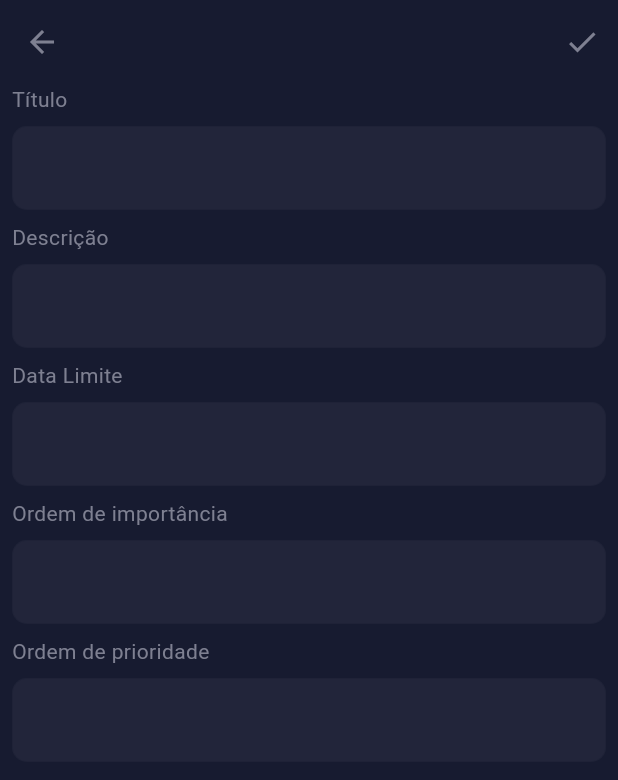
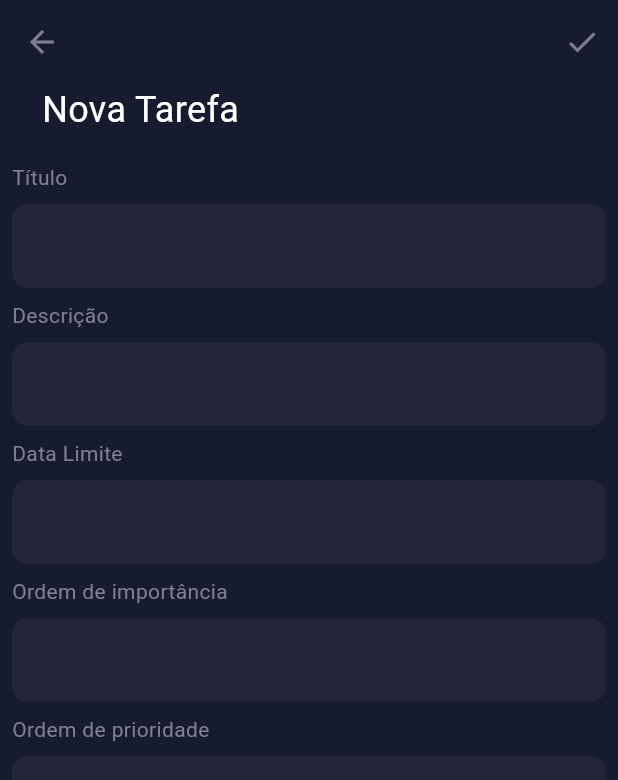
Before and after one commit to diego0361/app_metas_2024, a Flutter app: the AddTaskPage screen opened directly, on a phone screen of 412 x 824 dp. Shown: the top 780 px of the screen. Run offline on Flutter 3.47's test engine with Material 3 defaults, Android fonts, the phone set to English and light mode, and no system bars; our stand-ins replace cloud_firestore, firebase_core, get; accounts and stored records are empty.

Commit message:
dev: atualizar tarefa

```diff
--- a/lib/app/infra/repositories/add_task_repository.dart
+++ b/lib/app/infra/repositories/add_task_repository.dart
@@ -32,7 +32,7 @@ class AddTaskRepository {
 
   Future<void> updateTask(TaskModel task) async {
     try {
-      await _tasksCollection.doc(task.title).update(task.toMap());
+      await _tasksCollection.doc(task.id).update(task.toMap());
     } catch (e) {
       debugPrint('Erro ao atualizar a tarefa: $e');
     }
--- a/lib/app/presenter/add_task/add_task_page.dart
+++ b/lib/app/presenter/add_task/add_task_page.dart
@@ -38,6 +38,16 @@ class AddTaskPage extends GetView<AddTaskController> {
       body: Column(
         crossAxisAlignment: CrossAxisAlignment.start,
         children: [
+          Padding(
+            padding: EdgeInsets.only(left: 28, bottom: 18, top: 0),
+            child: Text(
+              controller.isEditing ? 'Editar Tarefa' : 'Nova Tarefa',
+              style: TextStyle(
+                fontSize: 24,
+                color: AppColors.whiteColor,
+              ),
+            ),
+          ),
           const Padding(
             padding: EdgeInsets.symmetric(horizontal: 8.0),
             child: Text(
--- a/lib/app/presenter/home/my_home_page.dart
+++ b/lib/app/presenter/home/my_home_page.dart
@@ -83,7 +83,11 @@ class _MyHomePageState extends State<MyHomePage> {
                   homeController.deleteTask(task.id);
                 },
                 task: task,
-                onTap: () {},
+                onUpgrade: () {
+                  Get.to(
+                    () => AddTaskPage(),
+                  );
+                },
               );
             });
           },
--- a/lib/app/shared/custom_form_field date.dart
+++ b/lib/app/shared/custom_form_field date.dart
@@ -1,4 +1,5 @@
-// ignore: file_names
+// ignore_for_file: file_names
+
 import 'package:flutter/material.dart';
 import 'package:flutter/services.dart';
 import 'package:primeiro_2024/app/core/themes/app_colors.dart';
```
Also changed, not shown: lib/app/presenter/add_task/add_task_controller.dart (+31 -7 lines), lib/app/presenter/home/my_home_controller.dart (+10 -0 lines), lib/app/presenter/home/widgets/cartao_tarefa.dart (+10 -5 lines).
